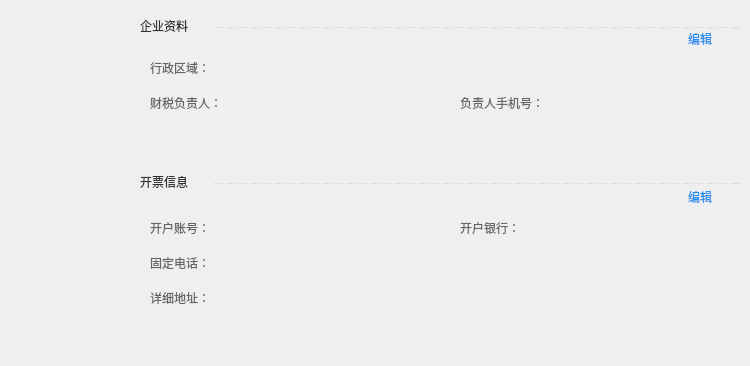
gispda/ZcloudDesk, file src/ZcloudEntCenter/EntCenterInfoWidget.ui: the form before one commit; both pictures show x 0 to 750 and y 92 to 458 of the 750 by 620 pixel window.
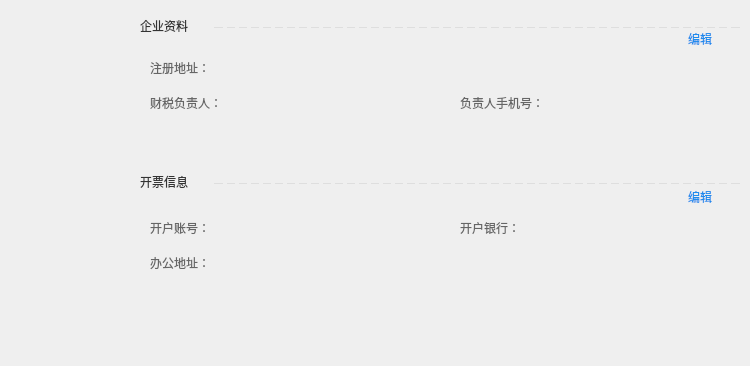
The form after the commit. Icons and pictures are not drawn.

Commit message: info center load data

The edit to the form file:
```diff
--- a/src/ZcloudEntCenter/EntCenterInfoWidget.ui
+++ b/src/ZcloudEntCenter/EntCenterInfoWidget.ui
@@ -576,7 +576,7 @@
 border-bottom:0px;</string>
     </property>
     <property name="text">
-     <string>行政区域：</string>
+     <string>注册地址：</string>
     </property>
    </widget>
    <widget class="QLabel" name="labelArea">
@@ -584,7 +584,7 @@
      <rect>
       <x>80</x>
       <y>10</y>
-      <width>300</width>
+      <width>500</width>
       <height>16</height>
      </rect>
     </property>
@@ -899,7 +899,7 @@
     <property name="geometry">
      <rect>
       <x>10</x>
-      <y>45</y>
+      <y>80</y>
       <width>68</width>
       <height>16</height>
      </rect>
@@ -928,14 +928,14 @@
 border-bottom:0px;</string>
     </property>
     <property name="text">
-     <string>固定电话：</string>
+     <string/>
     </property>
    </widget>
    <widget class="QLabel" name="labelPhone">
     <property name="geometry">
      <rect>
       <x>80</x>
-      <y>45</y>
+      <y>80</y>
       <width>300</width>
       <height>16</height>
      </rect>
@@ -971,8 +971,8 @@
     <property name="geometry">
      <rect>
       <x>80</x>
-      <y>80</y>
-      <width>221</width>
+      <y>45</y>
+      <width>500</width>
       <height>16</height>
      </rect>
     </property>
@@ -1007,7 +1007,7 @@
     <property name="geometry">
      <rect>
       <x>10</x>
-      <y>80</y>
+      <y>45</y>
       <width>68</width>
       <height>16</height>
      </rect>
@@ -1036,7 +1036,7 @@
 border-bottom:0px;</string>
     </property>
     <property name="text">
-     <string>详细地址：</string>
+     <string>办公地址：</string>
     </property>
    </widget>
    <widget class="QLabel" name="label_10">
```
The commit also changes 25 other files.
